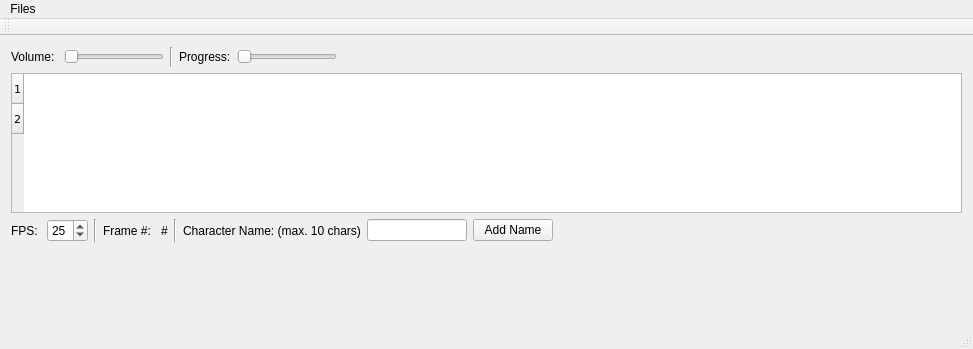
davidlamhauge/dalipsync, file mainwindow.ui: the form before one commit.
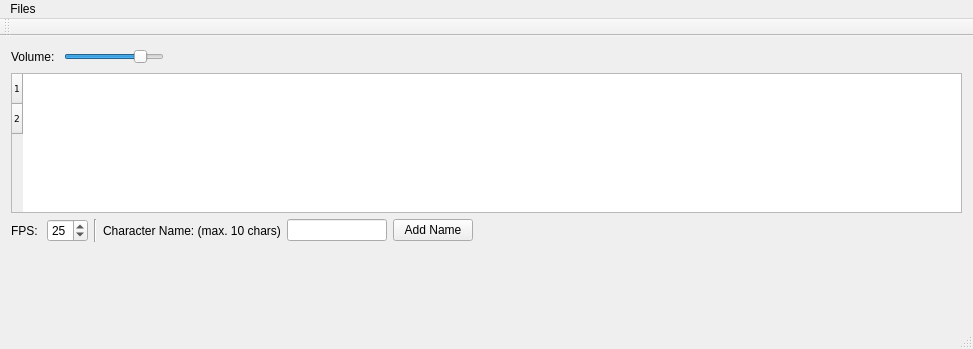
The form after the commit.

```diff
--- a/mainwindow.ui
+++ b/mainwindow.ui
@@ -10,6 +10,17 @@
     <height>349</height>
    </rect>
   </property>
+  <property name="maximumSize">
+   <size>
+    <width>16777215</width>
+    <height>400</height>
+   </size>
+  </property>
+  <property name="font">
+   <font>
+    <pointsize>9</pointsize>
+   </font>
+  </property>
   <property name="windowTitle">
    <string>MainWindow</string>
   </property>
@@ -32,32 +43,8 @@
           <height>16777215</height>
          </size>
         </property>
-        <property name="orientation">
-         <enum>Qt::Horizontal</enum>
-        </property>
-       </widget>
-      </item>
-      <item>
-       <widget class="Line" name="line_3">
-        <property name="orientation">
-         <enum>Qt::Vertical</enum>
-        </property>
-       </widget>
-      </item>
-      <item>
-       <widget class="QLabel" name="labProgress">
-        <property name="text">
-         <string>Progress:</string>
-        </property>
-       </widget>
-      </item>
-      <item>
-       <widget class="QSlider" name="sliderProgress">
-        <property name="maximumSize">
-         <size>
-          <width>100</width>
-          <height>16777215</height>
-         </size>
+        <property name="value">
+         <number>80</number>
         </property>
         <property name="orientation">
          <enum>Qt::Horizontal</enum>
@@ -96,7 +83,7 @@
       <property name="font">
        <font>
         <family>DejaVu Sans</family>
-        <pointsize>8</pointsize>
+        <pointsize>7</pointsize>
        </font>
       </property>
       <property name="editTriggers">
@@ -147,27 +134,6 @@
         </property>
        </widget>
       </item>
-      <item>
-       <widget class="QLabel" name="labFrameNumber">
-        <property name="text">
-         <string notr="true">Frame #: </string>
-        </property>
-       </widget>
-      </item>
-      <item>
-       <widget class="QLabel" name="labFrame">
-        <property name="text">
-         <string>#</string>
-        </property>
-       </widget>
-      </item>
-      <item>
-       <widget class="Line" name="line_2">
-        <property name="orientation">
-         <enum>Qt::Vertical</enum>
-        </property>
-       </widget>
-      </item>
       <item>
        <widget class="QLabel" name="labAddName">
         <property name="text">
```
Left out of the diff: 3 changed lines with no effect on the pictures.
